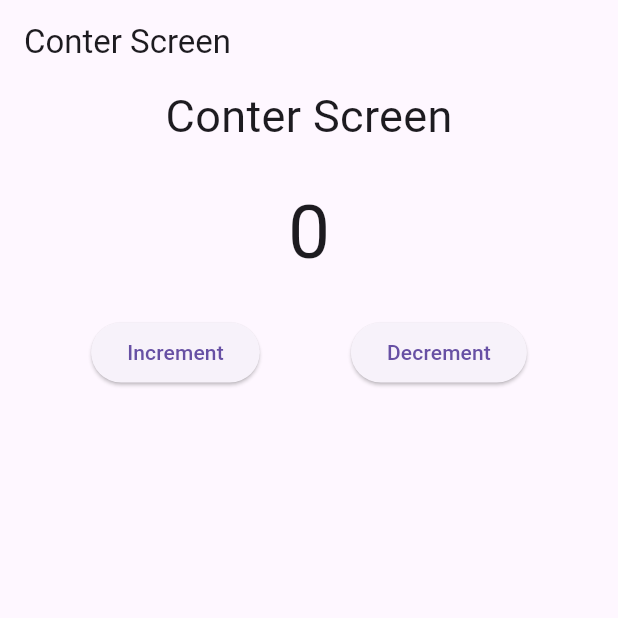
After one commit to rahulkumar963455/providerExample, a Flutter app: the screen it shows after launch, after a tap on "Increment", after a tap on "Decrement", on a phone screen of 412 x 824 dp, the top half of it. The commit adds this screen. Run offline on Flutter 3.47's test engine with Material 3 defaults, Android fonts, the light colour scheme and no system bars.

Commit message:
second commit

```diff
--- /dev/null
+++ b/lib/conter_screen.dart
@@ -0,0 +1,56 @@
+// ignore_for_file: avoid_unnecessary_containers
+
+import 'package:flutter/material.dart';
+import 'package:provider/provider.dart';
+import 'package:statemanagementwithprovider/providers/conter_provider.dart';
+
+class ConterScreen extends StatelessWidget {
+  const ConterScreen({super.key});
+
+  @override
+  Widget build(BuildContext context) {
+    final value = context.watch<ConterProvider>().getCounter;
+    return Scaffold(
+      appBar: AppBar(
+        title: Text("Conter Screen"),
+      ),
+      body: SafeArea(
+        child: Container(
+          child: Column(
+            children: [
+              Center(
+                child: Text(
+                  "Conter Screen",
+                  style: TextStyle(fontSize: 30),
+                ),
+              ),
+              SizedBox(height: 20),
+              Text(
+                '$value',
+                style: TextStyle(fontSize: 50),
+              ),
+              SizedBox(height: 20),
+              Row(
+                mainAxisAlignment: MainAxisAlignment.spaceEvenly,
+                children: [
+                  ElevatedButton(
+                    onPressed: () {
+                      context.read<ConterProvider>().increment();
+                    },
+                    child: Text("Increment"),
+                  ),
+                  ElevatedButton(
+                    onPressed: () {
+                      context.read<ConterProvider>().decrement();
+                    },
+                    child: Text("Decrement"),
+                  ),
+                ],
+              ),
+            ],
+          ),
+        ),
+      ),
+    );
+  }
+}
--- a/lib/main.dart
+++ b/lib/main.dart
@@ -1,12 +1,16 @@
 import 'package:flutter/material.dart';
 import 'package:provider/provider.dart';
-import 'package:statemanagementwithprovider/home_page.dart';
+import 'package:statemanagementwithprovider/conter_screen.dart';
+import 'package:statemanagementwithprovider/providers/conter_provider.dart';
 import 'package:statemanagementwithprovider/providers/movie_provider.dart';
 
 void main() {
   runApp(
-    ChangeNotifierProvider(
-      create: (context) => MovieProvider(),
+    MultiProvider(
+      providers: [
+        ChangeNotifierProvider(create: (context) => MovieProvider()),
+        ChangeNotifierProvider(create: (context) => ConterProvider()),
+      ],
       child: const MyApp(),
     ),
   );
@@ -17,9 +21,9 @@ class MyApp extends StatelessWidget {
 
   @override
   Widget build(BuildContext context) {
-    return  MaterialApp(
-        home: const HomePage(),
-      );
-
+    return MaterialApp(
+      debugShowCheckedModeBanner: false,
+      home: const ConterScreen(),
+    );
   }
 }
--- /dev/null
+++ b/lib/providers/conter_provider.dart
@@ -0,0 +1,19 @@
+// ignore_for_file: prefer_final_fields
+
+import 'package:flutter/material.dart';
+
+class ConterProvider extends ChangeNotifier{
+    int _count =  0;
+  int get getCounter{
+    return _count;
+  }
+  void increment(){
+    _count++;
+    notifyListeners();
+  }
+  void decrement(){
+    _count--;
+    notifyListeners();
+  }
+
+}
```
